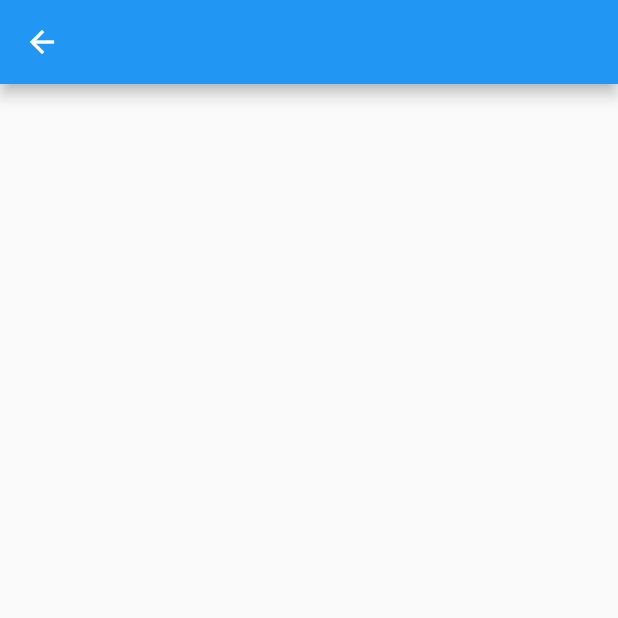
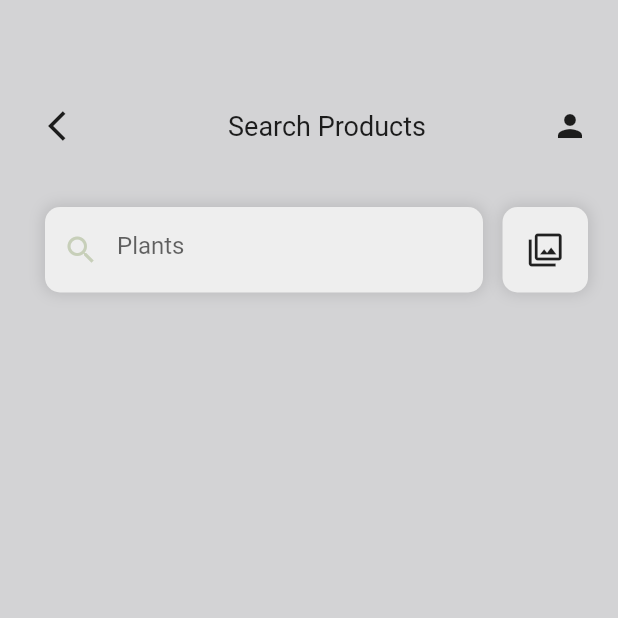
Before and after one commit to jocypher/ui_challenge, a Flutter app: the HomeScreen screen opened by its route, on a phone screen of 412 x 824 dp, the top half of it. Run offline on Flutter 3.47's test engine with Material 2 defaults, Android fonts, the phone set to English and light mode, and no system bars; our stand-ins replace animated_text_kit, smooth_page_indicator.

Commit message:
heading section completed

```diff
--- a/lib/view/home_screen.dart
+++ b/lib/view/home_screen.dart
@@ -1,4 +1,5 @@
 import 'package:flutter/material.dart';
+import 'package:ui_challenge/global_variables/colors.dart';
 
 class HomeScreen extends StatefulWidget {
   const HomeScreen({super.key});
@@ -11,7 +12,74 @@ class _HomeScreenState extends State<HomeScreen> {
   @override
   Widget build(BuildContext context) {
     return Scaffold(
-      appBar: AppBar(),
+      backgroundColor: primaryBackgroundColor.withOpacity(0.99),
+      body: Padding(
+        padding: const EdgeInsets.fromLTRB(20, 60, 20, 0),
+        child: Column(
+          children: [
+            Row(
+              mainAxisAlignment: MainAxisAlignment.spaceBetween,
+              children: [
+                IconButton(
+                    onPressed: () =>
+                        Navigator.popAndPushNamed(context, "/onboardingScreen"),
+                    icon: const Icon(Icons.arrow_back_ios)),
+                const Text(
+                  "Search Products",
+                  style: TextStyle(fontSize: 18, fontWeight: FontWeight.w400),
+                ),
+                const Icon(Icons.person)
+              ],
+            ),
+            const SizedBox(
+              height: 30,
+            ),
+            Row(
+              children: [
+                Expanded(
+                    child: Container(
+                  margin: const EdgeInsets.only(right: 13, left: 10),
+                  height: 57,
+                  decoration: BoxDecoration(
+                      color: Colors.grey.shade200,
+                      boxShadow: const [
+                        BoxShadow(
+                            color: Colors.black12,
+                            blurRadius: 8,
+                            spreadRadius: 1)
+                      ],
+                      borderRadius: BorderRadius.circular(10)),
+                  child: Center(
+                    child: TextField(
+                      decoration: InputDecoration(
+                          prefixIconColor: mainWidgetColor.withOpacity(0.3),
+                          border: InputBorder.none,
+                          hintText: "Plants",
+                          prefixIcon: const Icon(Icons.search)),
+                    ),
+                  ),
+                )),
+                Container(
+                  height: 57,
+                  width: 57,
+                  decoration: BoxDecoration(
+                      boxShadow: const [
+                        BoxShadow(
+                            color: Colors.black12,
+                            blurRadius: 8,
+                            spreadRadius: 1)
+                      ],
+                      color: Colors.grey.shade200,
+                      borderRadius: BorderRadius.circular(10)),
+                  child: const Center(
+                    child: Icon(Icons.filter),
+                  ),
+                )
+              ],
+            )
+          ],
+        ),
+      ),
     );
   }
 }
```
